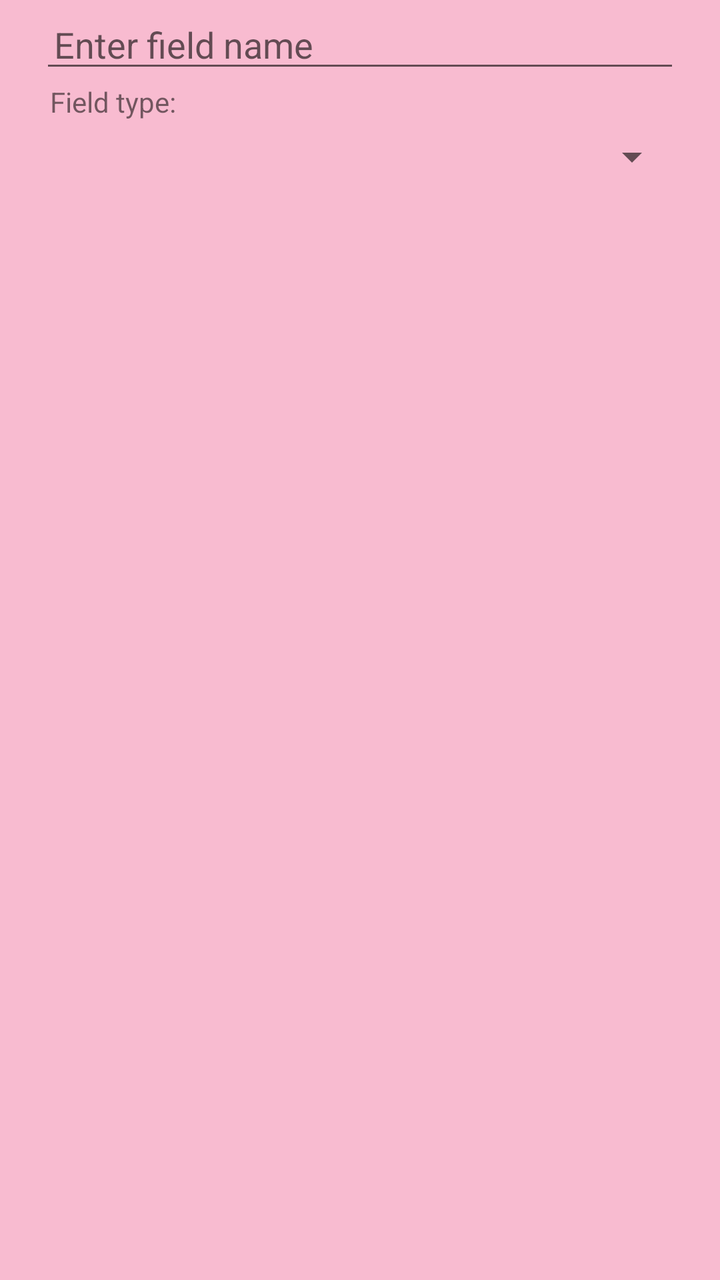
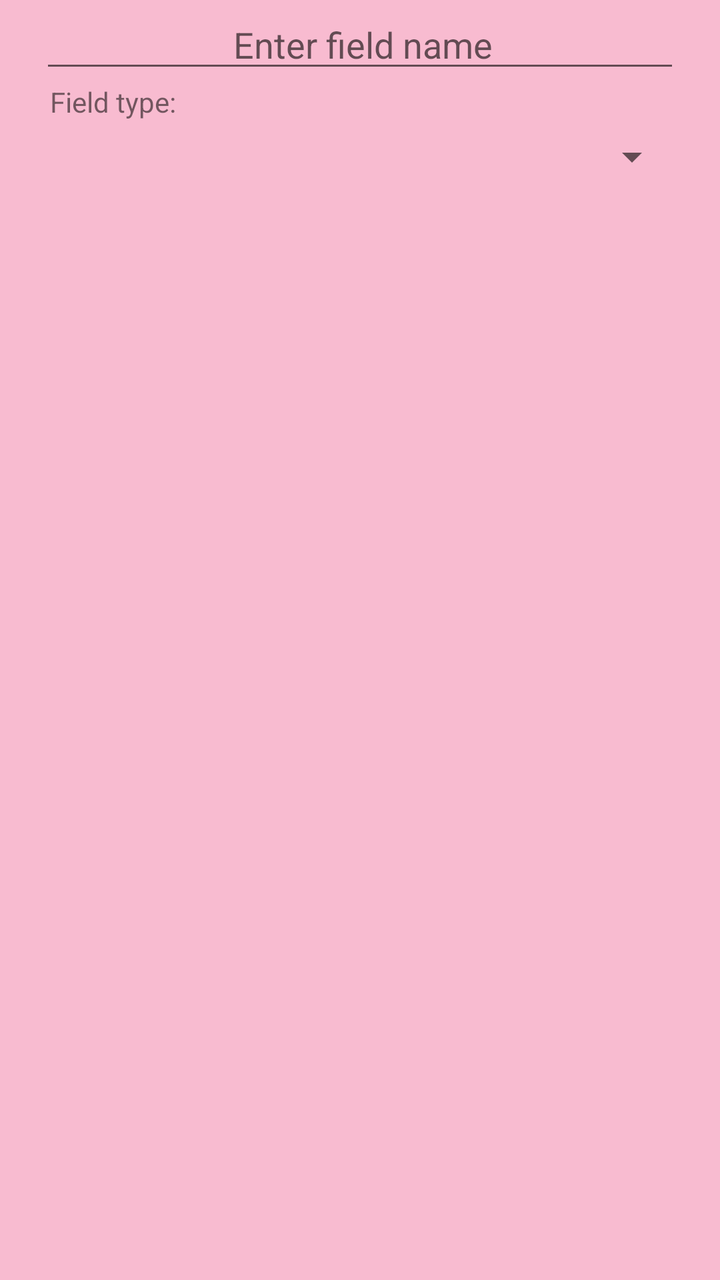

Before-and-after screenshots of an Android layout around one commit, followed by the original layout XML and the change that was made.
<!-- AndroidManifest.xml: application theme MyMaterialTheme -->
<!-- res/layout/create_field_dialog_fragment.xml -->
<?xml version="1.0" encoding="utf-8"?>
<ScrollView xmlns:android="http://schemas.android.com/apk/res/android"
    android:layout_width="match_parent"
    android:layout_height="match_parent">

    <LinearLayout
        android:layout_width="match_parent"
        android:layout_height="wrap_content"
        android:orientation="vertical"
        android:paddingEnd="20dp"
        android:paddingLeft="20dp"
        android:paddingRight="20dp"
        android:paddingStart="20dp">

        <EditText
            android:id="@+id/enter_field_name"
            android:layout_width="match_parent"
            android:layout_height="wrap_content"
            android:layout_gravity="center"
            android:hint="@string/enter_field_name"
            android:imeOptions="flagNoExtractUi"
            android:paddingLeft="7dp" />

        <TextView
            android:layout_width="match_parent"
            android:layout_height="wrap_content"
            android:layout_marginLeft="5dp"
            android:layout_marginStart="5dp"
            android:text="@string/field_type" />

        <Spinner
            android:id="@+id/field_type_spinner"
            android:layout_width="match_parent"
            android:layout_height="wrap_content"
            android:layout_marginBottom="6dp"
            android:layout_marginTop="6dp" />

        <LinearLayout
            android:id="@+id/show_default_field_options"
            android:layout_width="match_parent"
            android:layout_height="wrap_content"
            android:orientation="vertical"
            android:visibility="gone">

            <TextView
                android:layout_width="match_parent"
                android:layout_height="wrap_content"
                android:layout_marginLeft="5dp"
                android:layout_marginStart="5dp"
                android:text="@string/check_type" />

            <Spinner
                android:id="@+id/check_type_spinner"
                android:layout_width="match_parent"
                android:layout_height="wrap_content"
                android:layout_marginBottom="6dp"
                android:layout_marginTop="6dp" />


            <CheckBox
                android:id="@+id/read_answer"
                android:layout_width="match_parent"
                android:layout_height="wrap_content"
                android:padding="3dp"
                android:text="@string/read_answer" />

            <Spinner
                android:id="@+id/locales_spinner"
                android:layout_width="match_parent"
                android:layout_height="wrap_content"
                android:layout_marginBottom="6dp"
                android:layout_marginTop="6dp"
                android:visibility="gone" />
        </LinearLayout>
    </LinearLayout>
</ScrollView>
<!-- resources referenced by this layout -->
<resources>
  <string name="check_type">Check type:</string>
  <string name="enter_field_name">Enter field name</string>
  <string name="field_type">Field type:</string>
  <string name="read_answer">Read the answer (if you have answered correctly!!)</string>
  <style name="MyMaterialTheme" parent="MyMaterialTheme.Base">
  
      </style>
  <style name="MyMaterialTheme.Base" parent="Theme.AppCompat.Light.DarkActionBar">
          <item name="windowNoTitle">true</item>
          <item name="windowActionBar">false</item>
          <item name="colorPrimary">@color/colorPrimary</item>
          <item name="colorPrimaryDark">@color/colorPrimaryDark</item>
          <item name="colorAccent">@color/colorAccent</item>
          <item name="android:windowBackground">@color/windowBackground</item>
      </style>
  <color name="colorPrimary">#EC407A</color>
  <color name="colorPrimaryDark">#AD1457</color>
  <color name="colorAccent">#EA80FC</color>
  <color name="windowBackground">#F8BBD0</color>
</resources>

<!-- the commit's change to res/layout/create_field_dialog_fragment.xml (unified diff, before → after) -->
@@ -19,7 +19,8 @@
             android:layout_gravity="center"
             android:hint="@string/enter_field_name"
             android:imeOptions="flagNoExtractUi"
-            android:paddingLeft="7dp" />
+            android:paddingLeft="7dp"
+            android:gravity="center"/>
 
         <TextView
             android:layout_width="match_parent"
